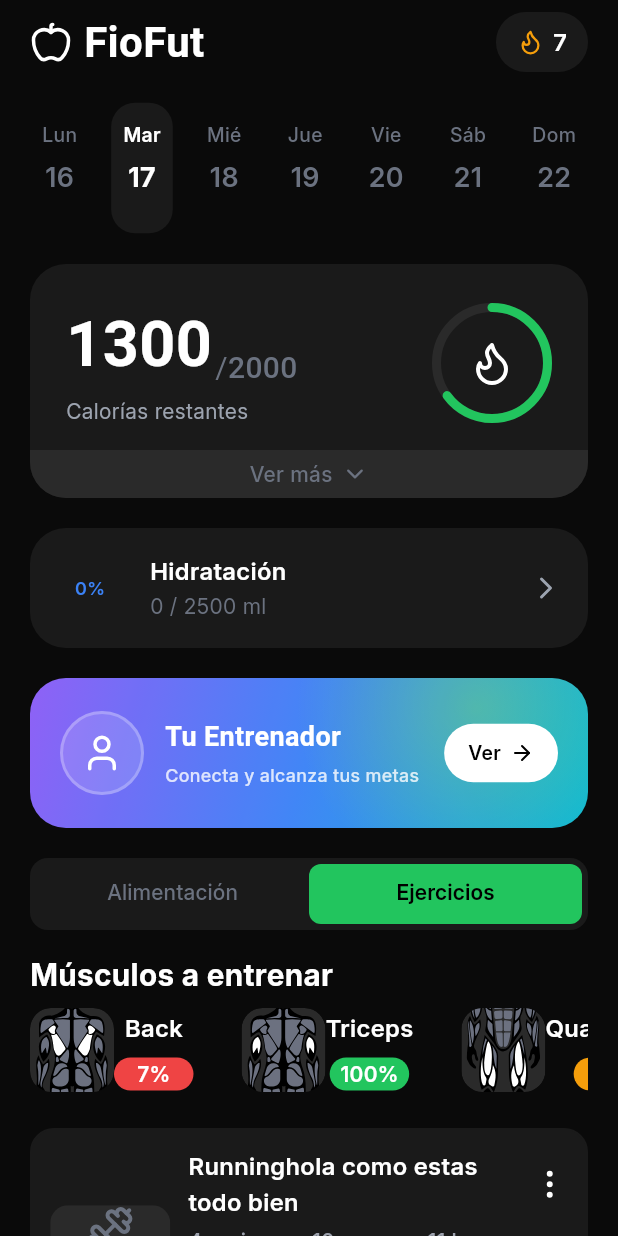
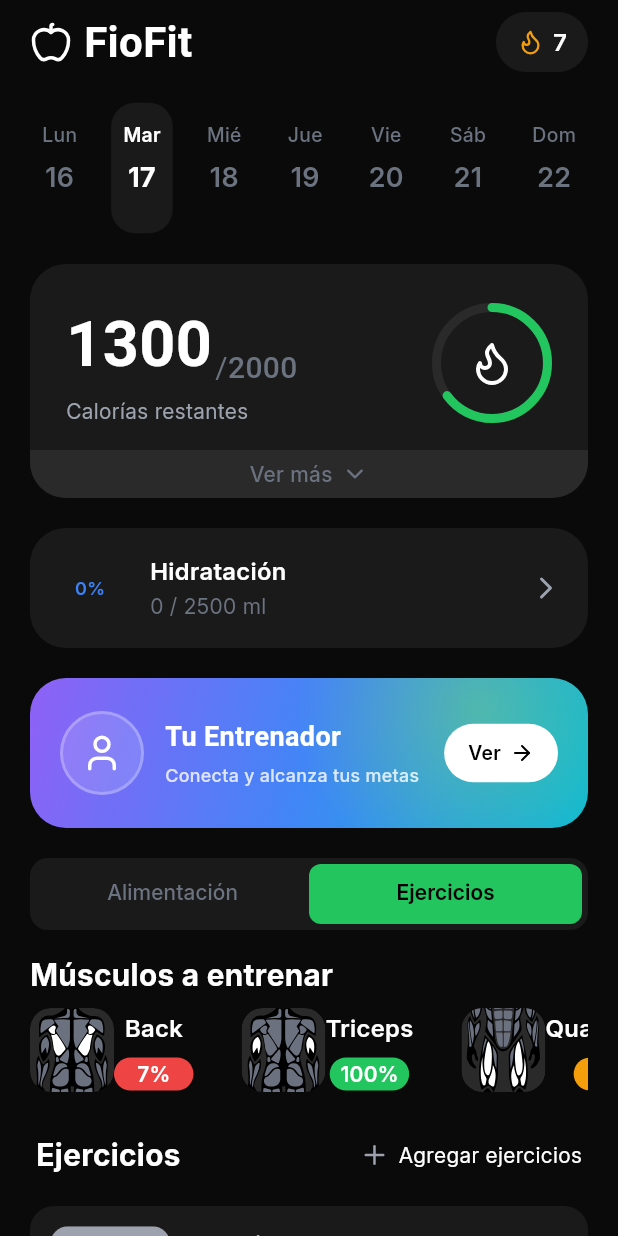
Before and after one commit to eriquezinedine/fiofut, a Flutter app: the HomeScreen screen opened directly, tab 2 chosen, on a phone screen of 412 x 824 dp. Run offline on Flutter 3.47's test engine with Material 3 defaults, Android fonts, the phone set to English and light mode, and no system bars; our stand-ins replace flutter_riverpod, flutter_svg, go_router, google_sign_in, image_picker, isar and 3 more; missing offline and left inert: nation_code_picker; accounts and stored records are empty; generated files the repository leaves out were written again; Roboto replaces fonts that are missing (Plus Jakarta Sans).

Commit message:
configuration home exercise

```diff
--- a/lib/apps/admin/features/exercises/presentation/screens/exercises_list_screen.dart
+++ b/lib/apps/admin/features/exercises/presentation/screens/exercises_list_screen.dart
@@ -7,7 +7,7 @@
 import 'package:fio_fut/core/router/app_routes.dart';
 import '../../domain/providers/exercises_provider.dart';
 import '../../domain/providers/muscles_provider.dart';
-import '../widgets/exercise_card.dart';
+import '../widgets/exercise_card_admin.dart';
 
 class ExercisesListScreen extends ConsumerStatefulWidget {
   const ExercisesListScreen({super.key});
@@ -163,7 +163,7 @@
                           itemCount: exercises.length,
                           itemBuilder: (context, index) {
                             final exercise = exercises[index];
-                            return ExerciseCard(
+                            return ExerciseCardAdmin(
                               exercise: exercise,
                               primaryMuscleName: exercise.primaryMuscleId != null
                                   ? muscleMap[exercise.primaryMuscleId]
--- a/lib/apps/client/features/exercise_home/domain/model/exercise.dart
+++ b/lib/apps/client/features/exercise_home/domain/model/exercise.dart
@@ -30,6 +30,7 @@
     required this.title,
     required this.description,
     this.imageUrl,
+    this.videoUrl,
     required this.currentValue,
     required this.targetValue,
     required this.metricType,
@@ -40,6 +41,7 @@
   final String title;
   final String description;
   final String? imageUrl;
+  final String? videoUrl;
   final double currentValue;
   final double targetValue;
   final MetricType metricType;
@@ -63,6 +65,7 @@
     String? title,
     String? description,
     String? imageUrl,
+    String? videoUrl,
     double? currentValue,
     double? targetValue,
     MetricType? metricType,
@@ -73,6 +76,7 @@
       title: title ?? this.title,
       description: description ?? this.description,
       imageUrl: imageUrl ?? this.imageUrl,
+      videoUrl: videoUrl ?? this.videoUrl,
       currentValue: currentValue ?? this.currentValue,
       targetValue: targetValue ?? this.targetValue,
       metricType: metricType ?? this.metricType,
--- a/lib/apps/client/features/exercise_home/pages/exercise_home_page.dart
+++ b/lib/apps/client/features/exercise_home/pages/exercise_home_page.dart
@@ -1,7 +1,9 @@
+import 'package:app_ui/app_ui.dart';
 import 'package:fio_fut/apps/client/features/exercise_home/domain/model/exercise.dart';
 import 'package:fio_fut/apps/client/features/exercise_home/widgets/list-exercise.dart';
 import 'package:fio_fut/apps/client/features/exercise_home/widgets/muscle_reset.dart';
 import 'package:flutter/material.dart';
+import 'package:lucide_icons/lucide_icons.dart';
 
 class ExerciseHomePage extends StatelessWidget {
   const ExerciseHomePage({super.key});
@@ -13,6 +15,7 @@
       children: [
         const MuscleReset(),
         const SizedBox(height: 16),
+        ExerciseTitleCard(),
         ListExercise(
           exercises: Exercise.sampleData,
           onExerciseTap: (exercise) {
@@ -23,3 +26,38 @@
     );
   }
 }
+
+class ExerciseTitleCard extends StatelessWidget {
+  const ExerciseTitleCard({
+    super.key,
+  });
+
+  @override
+  Widget build(BuildContext context) {
+    return Padding(
+      padding: EdgeInsetsGeometry.only(bottom: 16),
+      child: GestureDetector(
+        onTap: () {
+          /// tap agregar mas
+        },
+        child: Padding(
+          padding: EdgeInsetsGeometry.all(4).add(EdgeInsets.only(right: 0)),
+          child: Row(
+            mainAxisAlignment: MainAxisAlignment.spaceBetween,
+            children: [
+              Text('Ejercicios', style: AppTextStyles.h3.copyWith(fontWeight: FontWeight.bold),),
+              Row(
+                spacing: 6,
+                mainAxisSize: MainAxisSize.min,
+                children: [
+                  Icon(LucideIcons.plus,color: AppColors.textDescription,size: 20,),
+                  Text('Agregar ejercicios'),
+                ],
+              )
+            ],
+          ),
+        ),
+      ),
+    );
+  }
+}
--- a/lib/apps/client/features/exercise_home/widgets/excercise_card/excercise_card.dart
+++ b/lib/apps/client/features/exercise_home/widgets/excercise_card/excercise_card.dart
@@ -39,7 +39,7 @@
           child: Row(
             children: [
               ExcerciseCardImage(exercise: exercise),
-              const SizedBox(width: 12),
+              const SizedBox(width: 16),
               // Content section
               Expanded(
                 child: Column(
--- a/lib/apps/client/features/exercise_home/widgets/excercise_card/excercise_card_image.dart
+++ b/lib/apps/client/features/exercise_home/widgets/excercise_card/excercise_card_image.dart
@@ -1,22 +1,29 @@
 import 'package:app_ui/app_ui.dart';
 import 'package:fio_fut/apps/client/features/exercise_home/domain/model/exercise.dart';
+import 'package:fio_fut/core/extension/muscle_group_extension.dart';
 import 'package:flutter/material.dart';
+import 'package:flutter_svg/svg.dart';
 import 'package:lucide_icons/lucide_icons.dart';
+import 'package:model/model.dart';
 
 class ExcerciseCardImage extends StatelessWidget {
   const ExcerciseCardImage({super.key, required this.exercise});
   final Exercise exercise;
   @override
   Widget build(BuildContext context) {
-    return  ClipRRect(
+    return GestureDetector(
+      onTap: () {
+
+      },
+      child: Stack(
+        clipBehavior: Clip.none,
+        children: [
+          ClipRRect(
             borderRadius: BorderRadius.circular(12),
-            child: IntrinsicHeight(
             child: SizedBox(
               width: 80,
-                // height: double.infinity,
-                // height: 80,
-                child: exercise.imageUrl != null &&
-                        exercise.imageUrl!.isNotEmpty
+              height: double.infinity,
+              child: exercise.imageUrl != null && exercise.imageUrl!.isNotEmpty
                   ? Image.network(
                       exercise.imageUrl!,
                       fit: BoxFit.cover,
@@ -25,6 +32,14 @@
                   : _buildPlaceholder(),
             ),
           ),
+          Positioned(
+            bottom: -4,
+            right: -4,
+            child: SizedBox.square(
+              dimension: 44,
+              child: SvgPicture.asset(MuscleGroup.back.getIcon)))
+        ],
+      ),
     );
   }
 }
@@ -32,11 +47,11 @@
 
 Widget _buildPlaceholder() {
     return Container(
-      color: AppColors.surfaceAlt,
+      color: AppColors.textDescription,
       child: const Center(
         child: Icon(
           LucideIcons.dumbbell,
-          color: AppColors.textMuted,
+          color: AppColors.card,
           size: 32,
         ),
       ),
--- a/lib/apps/client/features/home/presentation/screens/home_screen.dart
+++ b/lib/apps/client/features/home/presentation/screens/home_screen.dart
@@ -163,7 +163,7 @@
               ),
               const SizedBox(width: 8),
               Text(
-                'FioFut',
+                'FioFit',
                 style: AppTextStyles.h2.copyWith(
                   fontFamily: 'Plus Jakarta Sans',
                   fontSize: 28,
```
Also changed, not shown: lib/apps/admin/features/exercises/presentation/widgets/exercise_card_admin.dart (renamed from lib/apps/admin/features/exercises/presentation/widgets/exercise_card.dart, +27 -23 lines), lib/apps/client/features/home/presentation/widgets/meal_item_card.dart (+9 -48 lines). Lines whose indentation alone changed are shown as unchanged.
